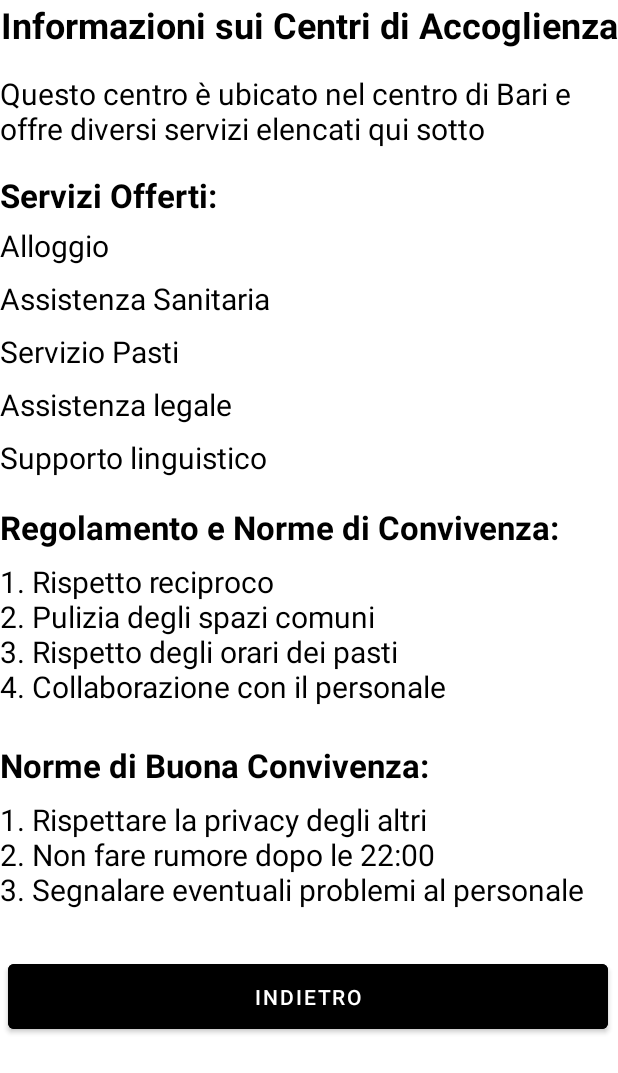
After one commit to HornAlloy/Berluxoding-AsilApp, an Android app: the layout activity_center.xml on its own in the app's theme, with its tools: preview values and no code run, on a phone screen of 412 x 824 dp. The commit adds this screen. Shown: the top 1073 px of the screen. Run offline under Robolectric (Android 15) with nearby library versions, the phone set to English and light mode, and no system bars.

Commit message:
fifth commit

```diff
--- /dev/null
+++ b/app/src/main/res/layout/activity_center.xml
@@ -0,0 +1,190 @@
+<?xml version="1.0" encoding="utf-8"?>
+<androidx.constraintlayout.widget.ConstraintLayout xmlns:android="http://schemas.android.com/apk/res/android"
+    xmlns:app="http://schemas.android.com/apk/res-auto"
+    xmlns:tools="http://schemas.android.com/tools"
+    android:layout_width="match_parent"
+    android:layout_height="match_parent">
+
+    <!-- Titolo della sezione -->
+    <TextView
+        android:id="@+id/tv_section_title"
+        android:layout_width="0dp"
+        android:layout_height="wrap_content"
+        android:text="@string/informazioni_sui_centri_di_accoglienza"
+        android:textSize="24sp"
+        android:textStyle="bold"
+        android:textColor="@color/black"
+        app:layout_constraintTop_toTopOf="parent"
+        app:layout_constraintStart_toStartOf="parent"
+        app:layout_constraintEnd_toEndOf="parent"
+        android:gravity="center" />
+
+    <!-- Descrizione del luogo e dei servizi offerti -->
+    <TextView
+        android:id="@+id/tv_center_description"
+        android:layout_width="0dp"
+        android:layout_height="wrap_content"
+        android:text="@string/questo_centro_ubicato_nel_centro_di_bari_e_offre_diversi_servizi_elencati_qui_sotto"
+        android:textSize="20sp"
+        android:textColor="@color/black"
+        android:layout_marginTop="16dp"
+        app:layout_constraintTop_toBottomOf="@+id/tv_section_title"
+        app:layout_constraintStart_toStartOf="parent"
+        app:layout_constraintEnd_toEndOf="parent" />
+
+    <!-- Lista dei servizi offerti -->
+    <TextView
+        android:id="@+id/tv_services_title"
+        android:layout_width="0dp"
+        android:layout_height="wrap_content"
+        android:text="@string/servizi_offerti"
+        android:textSize="22sp"
+        android:textStyle="bold"
+        android:textColor="@color/black"
+        android:layout_marginTop="16dp"
+        app:layout_constraintTop_toBottomOf="@+id/tv_center_description"
+        app:layout_constraintStart_toStartOf="parent"
+        app:layout_constraintEnd_toEndOf="parent" />
+
+
+    <TextView
+        android:id="@+id/txtServizio1"
+        android:layout_width="200dp"
+        android:layout_height="30dp"
+        android:text="@string/alloggio"
+        android:textColor="@color/black"
+        android:textSize="20sp"
+        android:layout_marginTop="5dp"
+        app:layout_constraintEnd_toEndOf="parent"
+        app:layout_constraintHorizontal_bias="0"
+        app:layout_constraintStart_toStartOf="@id/guideline"
+        app:layout_constraintTop_toBottomOf="@id/tv_services_title"
+        tools:ignore="TextSizeCheck" />
+
+    <TextView
+        android:id="@+id/txtServizio2"
+        android:layout_width="200dp"
+        android:layout_height="30dp"
+        android:layout_marginTop="5dp"
+        android:text="@string/assistenza_sanitaria"
+        android:textColor="@color/black"
+        android:textSize="20sp"
+        app:layout_constraintEnd_toEndOf="parent"
+        app:layout_constraintHorizontal_bias="0"
+        app:layout_constraintStart_toStartOf="@id/guideline"
+        app:layout_constraintTop_toBottomOf="@id/txtServizio1"
+        tools:ignore="TextSizeCheck" />
+
+    <TextView
+        android:id="@+id/txtServizio3"
+        android:layout_width="200dp"
+        android:layout_height="30dp"
+        android:layout_marginTop="5dp"
+        android:text="@string/servizio_pasti"
+        android:textColor="@color/black"
+        android:textSize="20sp"
+        app:layout_constraintEnd_toEndOf="parent"
+        app:layout_constraintHorizontal_bias="0"
+        app:layout_constraintStart_toStartOf="@id/guideline"
+        app:layout_constraintTop_toBottomOf="@id/txtServizio2"
+        tools:ignore="TextSizeCheck" />
+
+    <TextView
+        android:id="@+id/txtServizio4"
+        android:layout_width="200dp"
+        android:layout_height="30dp"
+        android:layout_marginTop="5dp"
+        android:text="@string/assistenza_legale"
+        android:textColor="@color/black"
+        android:textSize="20sp"
+        app:layout_constraintEnd_toEndOf="parent"
+        app:layout_constraintHorizontal_bias="0"
+        app:layout_constraintStart_toStartOf="@id/guideline"
+        app:layout_constraintTop_toBottomOf="@id/txtServizio3"
+        tools:ignore="TextSizeCheck" />
+
+    <TextView
+        android:id="@+id/txtServizio5"
+        android:layout_width="200dp"
+        android:layout_height="30dp"
+        android:layout_marginTop="5dp"
+        android:text="@string/supporto_linguistico"
+        android:textColor="@color/black"
+        android:textSize="20sp"
+        app:layout_constraintEnd_toEndOf="parent"
+        app:layout_constraintHorizontal_bias="0"
+        app:layout_constraintStart_toStartOf="@id/guideline"
+        app:layout_constraintTop_toBottomOf="@id/txtServizio4"
+        tools:ignore="TextSizeCheck" />
+    <androidx.constraintlayout.widget.Guideline
+        android:id="@+id/guideline"
+        android:layout_width="wrap_content"
+        android:layout_height="wrap_content"
+        android:orientation="vertical"
+        android:visibility="invisible"
+        app:layout_constraintGuide_percent="0"
+        tools:visibility="invisible" />
+
+    <!-- Regolamento vigente -->
+    <TextView
+        android:id="@+id/tv_rules_title"
+        android:layout_width="0dp"
+        android:layout_height="wrap_content"
+        android:text="@string/regolamento_e_norme_di_convivenza"
+        android:textSize="22sp"
+        android:textStyle="bold"
+        android:textColor="@color/black"
+        android:layout_marginTop="15dp"
+        app:layout_constraintTop_toBottomOf="@+id/txtServizio5"
+        app:layout_constraintStart_toStartOf="parent"
+        app:layout_constraintEnd_toEndOf="parent" />
+
+    <TextView
+        android:id="@+id/tv_rules_description"
+        android:layout_width="0dp"
+        android:layout_height="wrap_content"
+        android:text="@string/_1_rispetto_reciproco_n2_pulizia_degli_spazi_comuni_n3_rispetto_degli_orari_dei_pasti_n4_collaborazione_con_il_personale"
+        android:textSize="20sp"
+        android:textColor="@color/black"
+        android:layout_marginTop="8dp"
+        app:layout_constraintTop_toBottomOf="@+id/tv_rules_title"
+        app:layout_constraintStart_toStartOf="parent"
+        app:layout_constraintEnd_toEndOf="parent" />
+
+    <!-- Norme di buona convivenza -->
+    <TextView
+        android:id="@+id/tv_convivenza_title"
+        android:layout_width="0dp"
+        android:layout_height="wrap_content"
+        android:text="@string/norme_di_buona_convivenza"
+        android:textSize="22sp"
+        android:textStyle="bold"
+        android:textColor="@color/black"
+        android:layout_marginTop="24dp"
+        app:layout_constraintTop_toBottomOf="@+id/tv_rules_description"
+        app:layout_constraintStart_toStartOf="parent"
+        app:layout_constraintEnd_toEndOf="parent" />
+
+    <TextView
+        android:id="@+id/tv_convivenza_description"
+        android:layout_width="0dp"
+        android:layout_height="wrap_content"
+        android:text="@string/_1_rispettare_la_privacy_degli_altri_n2_non_fare_rumore_dopo_le_22_00_n3_segnalare_eventuali_problemi_al_personale"
+        android:textSize="20sp"
+        android:textColor="@color/black"
+        android:layout_marginTop="8dp"
+        app:layout_constraintTop_toBottomOf="@+id/tv_convivenza_title"
+        app:layout_constraintStart_toStartOf="parent"
+        app:layout_constraintEnd_toEndOf="parent" />
+    <Button
+        android:id="@+id/btnIndietro"
+        android:layout_width="400dp"
+        android:layout_height="55dp"
+        android:layout_marginStart="5dp"
+        android:layout_marginTop="30dp"
+        android:backgroundTint="#000000"
+        android:text="@string/indietro"
+        app:layout_constraintHorizontal_chainStyle="packed"
+        app:layout_constraintStart_toStartOf="@id/guideline"
+        app:layout_constraintTop_toBottomOf="@id/tv_convivenza_description"/>
+</androidx.constraintlayout.widget.ConstraintLayout>
--- a/app/src/main/res/values/colors.xml
+++ b/app/src/main/res/values/colors.xml
@@ -8,4 +8,5 @@
     <color name="secondary_text">#727272</color>
     <color name="icons">#212121</color>
     <color name="divider">#B6B6B6</color>
+    <color name="black">#000000</color>
 </resources>
--- a/app/src/main/res/values/strings.xml
+++ b/app/src/main/res/values/strings.xml
@@ -83,5 +83,19 @@
     <string name="torna_indietro">Torna Indietro</string>
     <string name="stile_di_vita_salutare">Stile di Vita Salutare</string>
     <string name="altri_documenti_e_riferimenti_utili">Altri Documenti e Riferimenti Utili</string>
+    <string name="informazioni_sui_centri_di_accoglienza">Informazioni sui Centri di Accoglienza</string>
+    <string name="questo_centro_offre_i_seguenti_servizi_alloggio_pasti_assistenza_sanitaria_e_supporto_legale">Questo centro offre i seguenti servizi: alloggio, pasti, assistenza sanitaria e supporto legale.</string>
+    <string name="servizi_offerti">Servizi Offerti:</string>
+    <string name="regolamento_e_norme_di_convivenza">Regolamento e Norme di Convivenza:</string>
+    <string name="_1_rispetto_reciproco_n2_pulizia_degli_spazi_comuni_n3_rispetto_degli_orari_dei_pasti_n4_collaborazione_con_il_personale">1. Rispetto reciproco\n2. Pulizia degli spazi comuni\n3. Rispetto degli orari dei pasti\n4. Collaborazione con il personale</string>
+    <string name="norme_di_buona_convivenza">Norme di Buona Convivenza:</string>
+    <string name="_1_rispettare_la_privacy_degli_altri_n2_non_fare_rumore_dopo_le_22_00_n3_segnalare_eventuali_problemi_al_personale">1. Rispettare la privacy degli altri\n2. Non fare rumore dopo le 22:00\n3. Segnalare eventuali problemi al personale</string>
+    <string name="questo_centro_ubicato_nel_centro_di_bari_e_offre_diversi_servizi_elencati_qui_sotto">Questo centro è ubicato nel centro di Bari e offre diversi servizi elencati qui sotto</string>
+    <string name="alloggio">Alloggio</string>
+    <string name="assistenza_sanitaria">Assistenza Sanitaria</string>
+    <string name="servizio_pasti">Servizio Pasti</string>
+    <string name="assistenza_legale">Assistenza legale</string>
+    <string name="supporto_linguistico">Supporto linguistico</string>
+    <string name="indietro">Indietro</string>
 
 </resources>
```
